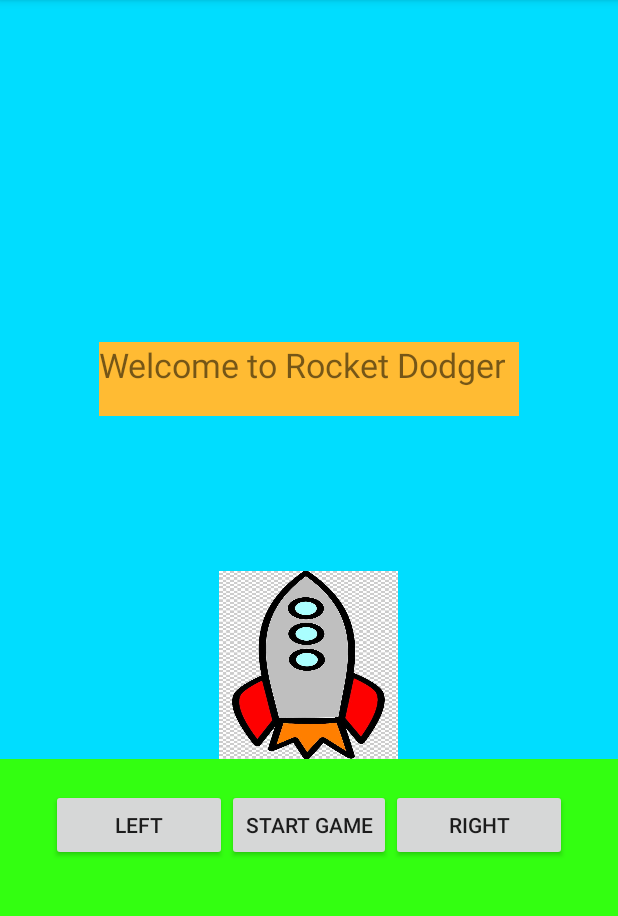
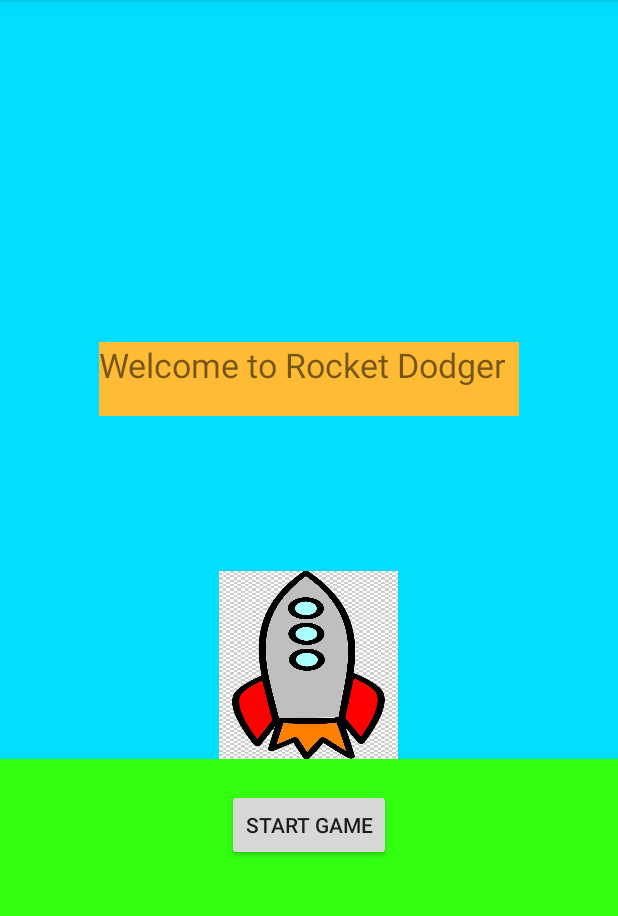
Before and after one commit to anshb49/Asteroids-Android-App, an Android app: the screen it shows after launch (MainActivity), on a phone screen of 412 x 824 dp, the part 84-1000 px from its top. Run offline under Robolectric (Android 15) with nearby library versions, the phone set to English and light mode, and no system bars.

Commit message:
Rocket moves left and right. Start button and label disappear when start is clicked. Move buttons only show after start is clicked

```diff
--- a/app/src/main/java/com/example/cs125finalproject/MainActivity.java
+++ b/app/src/main/java/com/example/cs125finalproject/MainActivity.java
@@ -43,9 +43,19 @@ public class MainActivity extends AppCompatActivity {
 
         Button startbutton = findViewById(R.id.startButton);
         TextView welcome = findViewById(R.id.welcomeLabel);
+
+
+        Button moveLeft = findViewById(R.id.leftBtn);
+        Button moveRight = findViewById(R.id.rightBtn);
+
+        moveLeft.setVisibility(View.INVISIBLE);
+        moveRight.setVisibility(View.INVISIBLE);
+
         startbutton.setOnClickListener(v -> {
             startbutton.setVisibility(View.INVISIBLE);
             welcome.setVisibility(View.INVISIBLE);
+            moveLeft.setVisibility(View.VISIBLE);
+            moveRight.setVisibility(View.VISIBLE);
         });
 
 
@@ -62,8 +72,7 @@ public class MainActivity extends AppCompatActivity {
         rocket = getResources().getDrawable(R.drawable.rocketpic);
 
 
-        Button moveLeft = findViewById(R.id.leftBtn);
-        Button moveRight = findViewById(R.id.rightBtn);
+
 
         final ImageView image = findViewById(R.id.box);
 
@@ -78,7 +87,6 @@ public class MainActivity extends AppCompatActivity {
         });
 
         moveRight.setOnClickListener(v -> {
-            action_right = true;
             moveRocketRight();
 
         });
@@ -113,6 +121,7 @@ public class MainActivity extends AppCompatActivity {
 
 
         boxX = boxX + 60;
+
         box.setX(boxX);
         box.setImageDrawable(rocket);
 
```
